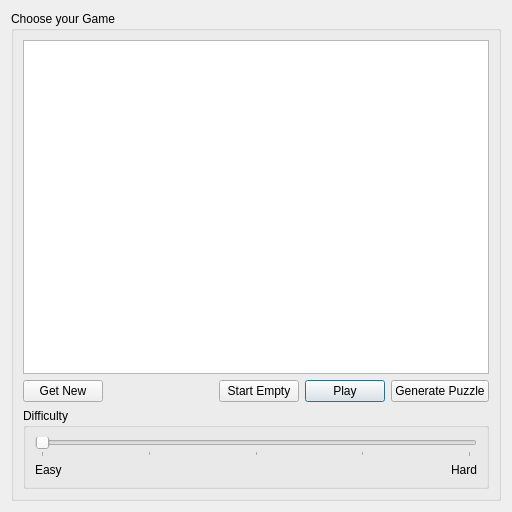
This is ksudoku/src/gui/welcomescreen.ui in jsj2008/kdegames as Qt 5 draws it before an edit. The edited form follows.
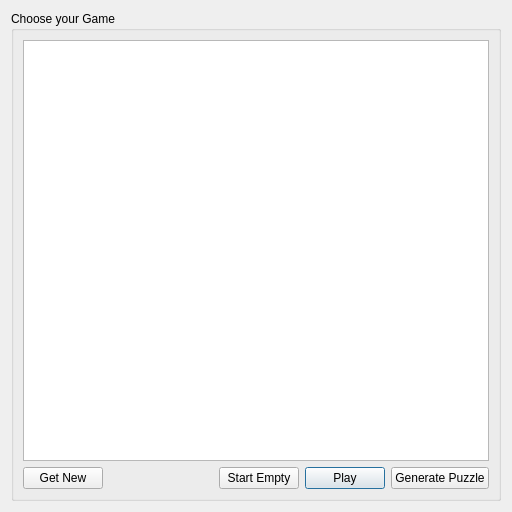
This is the edited form.

Commit message: Re-implement the puzzle-symmetry feature. Add a status bar with combo boxes for symmetry and difficulty (from KDE Games library). Re-order the types of puzzles in the Welcome screen. Remove the difficulty-slider.

The edit to the form file:
```diff
--- a/ksudoku/src/gui/welcomescreen.ui
+++ b/ksudoku/src/gui/welcomescreen.ui
@@ -78,55 +78,6 @@
         </item>
        </layout>
       </item>
-      <item>
-       <widget class="QGroupBox" name="groupBox2" >
-        <property name="title" >
-         <string>Difficulty</string>
-        </property>
-        <layout class="QVBoxLayout" >
-         <item>
-          <widget class="QSlider" name="difficultySlider" >
-           <property name="maximum" >
-            <number>4</number>
-           </property>
-           <property name="pageStep" >
-            <number>1</number>
-           </property>
-           <property name="orientation" >
-            <enum>Qt::Horizontal</enum>
-           </property>
-           <property name="tickPosition" >
-            <enum>QSlider::TicksBelow</enum>
-           </property>
-           <property name="tickInterval" >
-            <number>0</number>
-           </property>
-          </widget>
-         </item>
-         <item>
-          <layout class="QHBoxLayout" >
-           <item>
-            <widget class="QLabel" name="label1" >
-             <property name="text" >
-              <string>Easy</string>
-             </property>
-            </widget>
-           </item>
-           <item>
-            <widget class="QLabel" name="label2" >
-             <property name="text" >
-              <string>Hard</string>
-             </property>
-             <property name="alignment" >
-              <set>Qt::AlignAbsolute|Qt::AlignBottom|Qt::AlignCenter|Qt::AlignHCenter|Qt::AlignHorizontal_Mask|Qt::AlignJustify|Qt::AlignLeading|Qt::AlignLeft|Qt::AlignRight|Qt::AlignTop|Qt::AlignTrailing|Qt::AlignVCenter|Qt::AlignVertical_Mask</set>
-             </property>
-            </widget>
-           </item>
-          </layout>
-         </item>
-        </layout>
-       </widget>
-      </item>
      </layout>
     </widget>
    </item>
```
Left out of the diff: 51 changed lines with no effect on the pictures. The commit also changes 10 other files.
